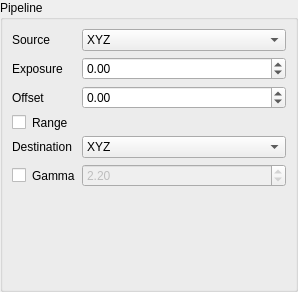
Before: the Qt Designer form src/ui/ui/ImagePipelineEditor.ui in PearCoding/PearRay, drawn with Qt 5.
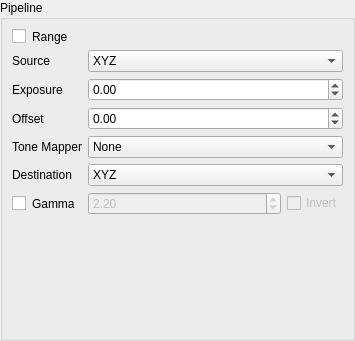
After: the same form once the commit is applied. Custom widgets are drawn as their Qt base class.

Commit message: Added advanced tone mappers

The edit to the form file:
```diff
--- a/src/ui/ui/ImagePipelineEditor.ui
+++ b/src/ui/ui/ImagePipelineEditor.ui
@@ -6,8 +6,8 @@
    <rect>
     <x>0</x>
     <y>0</y>
-    <width>298</width>
-    <height>292</height>
+    <width>355</width>
+    <height>341</height>
    </rect>
   </property>
   <property name="windowTitle">
@@ -39,33 +39,6 @@
      </property>
      <layout class="QFormLayout" name="formLayout">
       <item row="0" column="0">
-       <widget class="QLabel" name="label_2">
-        <property name="text">
-         <string>Source</string>
-        </property>
-       </widget>
-      </item>
-      <item row="0" column="1">
-       <widget class="QComboBox" name="formatFromCB">
-        <property name="sizePolicy">
-         <sizepolicy hsizetype="MinimumExpanding" vsizetype="Fixed">
-          <horstretch>0</horstretch>
-          <verstretch>0</verstretch>
-         </sizepolicy>
-        </property>
-        <item>
-         <property name="text">
-          <string>XYZ</string>
-         </property>
-        </item>
-        <item>
-         <property name="text">
-          <string>sRGB</string>
-         </property>
-        </item>
-       </widget>
-      </item>
-      <item row="3" column="0">
        <widget class="QCheckBox" name="rangeCB">
         <property name="sizePolicy">
          <sizepolicy hsizetype="MinimumExpanding" vsizetype="Preferred">
@@ -82,7 +55,7 @@
         </property>
        </widget>
       </item>
-      <item row="3" column="1">
+      <item row="0" column="1">
        <widget class="PR::UI::RangeSlider" name="rangeSlider" native="true">
         <property name="enabled">
          <bool>false</bool>
@@ -95,67 +68,41 @@
         </property>
        </widget>
       </item>
-      <item row="4" column="0">
-       <widget class="QLabel" name="label">
-        <property name="text">
-         <string>Destination</string>
-        </property>
-       </widget>
-      </item>
-      <item row="4" column="1">
-       <widget class="QComboBox" name="formatToCB">
-        <property name="sizePolicy">
-         <sizepolicy hsizetype="MinimumExpanding" vsizetype="Fixed">
-          <horstretch>0</horstretch>
-          <verstretch>0</verstretch>
-         </sizepolicy>
-        </property>
-        <item>
-         <property name="text">
-          <string>XYZ</string>
-         </property>
-        </item>
-        <item>
-         <property name="text">
-          <string>sRGB</string>
-         </property>
-        </item>
-       </widget>
-      </item>
-      <item row="5" column="1">
-       <widget class="QDoubleSpinBox" name="gammaSB">
-        <property name="enabled">
-         <bool>false</bool>
-        </property>
-        <property name="sizePolicy">
-         <sizepolicy hsizetype="MinimumExpanding" vsizetype="Fixed">
-          <horstretch>0</horstretch>
-          <verstretch>0</verstretch>
-         </sizepolicy>
-        </property>
-        <property name="singleStep">
-         <double>0.100000000000000</double>
-        </property>
-        <property name="value">
-         <double>2.200000000000000</double>
-        </property>
-       </widget>
-      </item>
       <item row="1" column="0">
+       <widget class="QLabel" name="label_2">
+        <property name="text">
+         <string>Source</string>
+        </property>
+       </widget>
+      </item>
+      <item row="1" column="1">
+       <widget class="QComboBox" name="formatFromCB">
+        <property name="sizePolicy">
+         <sizepolicy hsizetype="MinimumExpanding" vsizetype="Fixed">
+          <horstretch>0</horstretch>
+          <verstretch>0</verstretch>
+         </sizepolicy>
+        </property>
+        <item>
+         <property name="text">
+          <string>XYZ</string>
+         </property>
+        </item>
+        <item>
+         <property name="text">
+          <string>sRGB</string>
+         </property>
+        </item>
+       </widget>
+      </item>
+      <item row="2" column="0">
        <widget class="QLabel" name="label_3">
         <property name="text">
          <string>Exposure</string>
         </property>
        </widget>
       </item>
-      <item row="2" column="0">
-       <widget class="QLabel" name="label_4">
-        <property name="text">
-         <string>Offset</string>
-        </property>
-       </widget>
-      </item>
-      <item row="1" column="1">
+      <item row="2" column="1">
        <widget class="QDoubleSpinBox" name="exposureSB">
         <property name="sizePolicy">
          <sizepolicy hsizetype="MinimumExpanding" vsizetype="Fixed">
@@ -177,7 +124,14 @@
         </property>
        </widget>
       </item>
-      <item row="2" column="1">
+      <item row="3" column="0">
+       <widget class="QLabel" name="label_4">
+        <property name="text">
+         <string>Offset</string>
+        </property>
+       </widget>
+      </item>
+      <item row="3" column="1">
        <widget class="QDoubleSpinBox" name="offsetSB">
         <property name="sizePolicy">
          <sizepolicy hsizetype="MinimumExpanding" vsizetype="Fixed">
@@ -196,7 +150,71 @@
         </property>
        </widget>
       </item>
+      <item row="4" column="0">
+       <widget class="QLabel" name="label_5">
+        <property name="text">
+         <string>Tone Mapper</string>
+        </property>
+       </widget>
+      </item>
+      <item row="4" column="1">
+       <widget class="QComboBox" name="toneMapperCB">
+        <property name="sizePolicy">
+         <sizepolicy hsizetype="MinimumExpanding" vsizetype="Fixed">
+          <horstretch>0</horstretch>
+          <verstretch>0</verstretch>
+         </sizepolicy>
+        </property>
+        <item>
+         <property name="text">
+          <string>None</string>
+         </property>
+        </item>
+        <item>
+         <property name="text">
+          <string>Reinhard</string>
+         </property>
+        </item>
+        <item>
+         <property name="text">
+          <string>Modified Reinhard</string>
+         </property>
+        </item>
+        <item>
+         <property name="text">
+          <string>ACES</string>
+         </property>
+        </item>
+       </widget>
+      </item>
       <item row="5" column="0">
+       <widget class="QLabel" name="label">
+        <property name="text">
+         <string>Destination</string>
+        </property>
+       </widget>
+      </item>
+      <item row="5" column="1">
+       <widget class="QComboBox" name="formatToCB">
+        <property name="sizePolicy">
+         <sizepolicy hsizetype="MinimumExpanding" vsizetype="Fixed">
+          <horstretch>0</horstretch>
+          <verstretch>0</verstretch>
+         </sizepolicy>
+        </property>
+        <item>
+         <property name="text">
+          <string>XYZ</string>
+         </property>
+        </item>
+        <item>
+         <property name="text">
+          <string>sRGB</string>
+         </property>
+        </item>
+       </widget>
+      </item>
+      <item row="6" column="0">
        <widget class="QCheckBox" name="gammaCB">
         <property name="sizePolicy">
          <sizepolicy hsizetype="MinimumExpanding" vsizetype="Preferred">
@@ -213,6 +231,53 @@
         </property>
        </widget>
       </item>
+      <item row="6" column="1">
+       <widget class="QWidget" name="gammaG" native="true">
+        <property name="enabled">
+         <bool>false</bool>
+        </property>
+        <layout class="QHBoxLayout" name="horizontalLayout">
+         <property name="leftMargin">
+          <number>0</number>
+         </property>
+         <property name="topMargin">
+          <number>0</number>
+         </property>
+         <property name="rightMargin">
+          <number>0</number>
+         </property>
+         <property name="bottomMargin">
+          <number>0</number>
+         </property>
+         <item>
+          <widget class="QDoubleSpinBox" name="gammaSB">
+           <property name="sizePolicy">
+            <sizepolicy hsizetype="MinimumExpanding" vsizetype="Fixed">
+             <horstretch>0</horstretch>
+             <verstretch>0</verstretch>
+            </sizepolicy>
+           </property>
+           <property name="minimum">
+            <double>0.010000000000000</double>
+           </property>
+           <property name="singleStep">
+            <double>0.100000000000000</double>
+           </property>
+           <property name="value">
+            <double>2.200000000000000</double>
+           </property>
+          </widget>
+         </item>
+         <item>
+          <widget class="QCheckBox" name="invertCB">
+           <property name="text">
+            <string>Invert</string>
+           </property>
+          </widget>
+         </item>
+        </layout>
+       </widget>
+      </item>
      </layout>
     </widget>
    </item>
```
Left out of the diff: 6 changed lines with no effect on the pictures. The commit also changes 2 other files.
